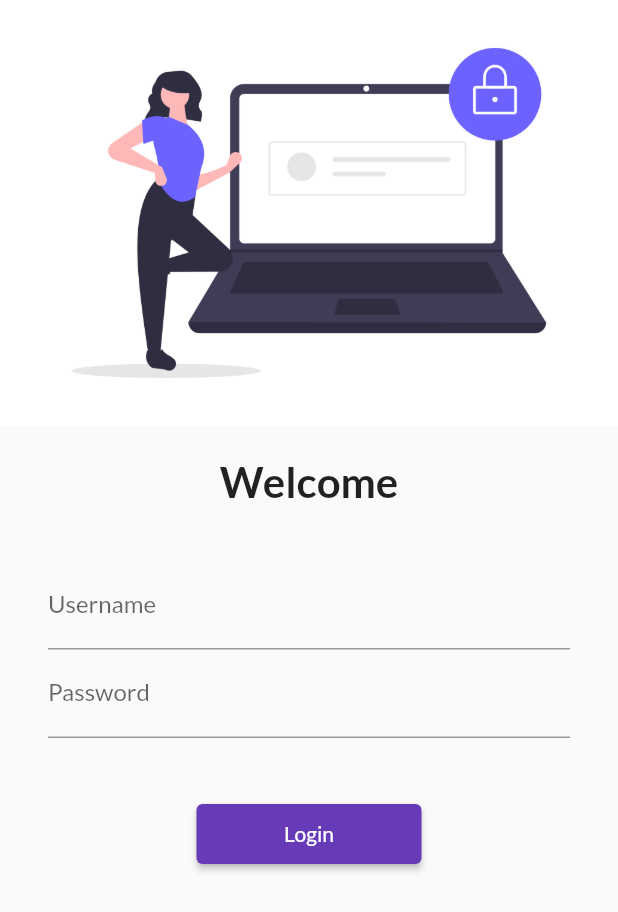
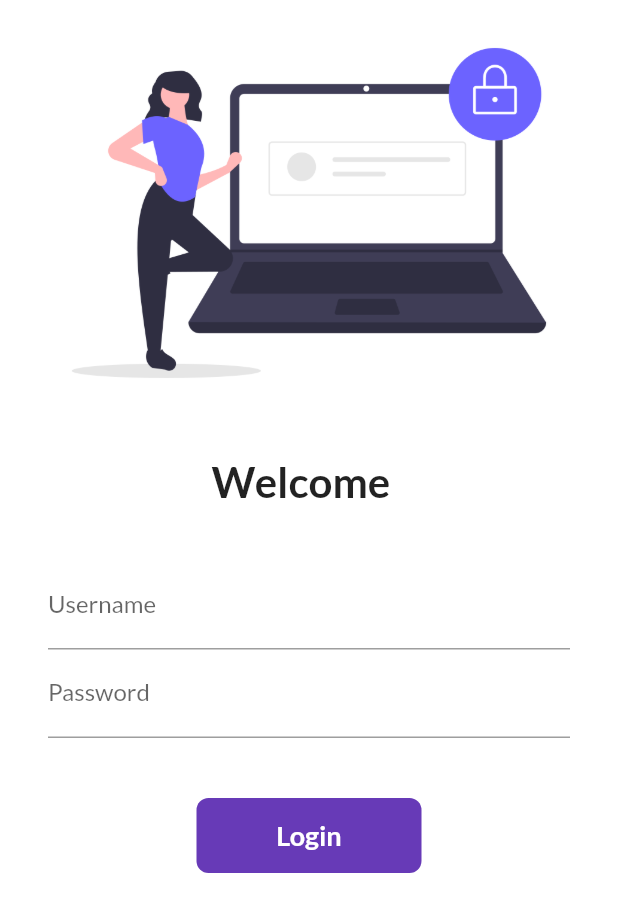
Before and after one commit to mahiGuptaNCE/learning-30-days-of-flutter, a Flutter app: the screen it shows after launch, on a phone screen of 412 x 824 dp. Shown: the top 912 px of the screen. Run offline on Flutter 3.47's test engine with Material 2 defaults, Android fonts, the phone set to English and light mode, and no system bars; our stand-ins replace google_fonts.

Commit message:
day6 six commit

```diff
--- a/lib/pages/login_page.dart
+++ b/lib/pages/login_page.dart
@@ -3,12 +3,22 @@
 import 'package:flutter/material.dart';
 import 'package:flutter_catalog/utils/routes.dart';
 
-class LoginPage extends StatelessWidget {
+// ignore: must_be_immutable
+class LoginPage extends StatefulWidget {
   // const LoginPage({ Key? key }) : super(key: key);
 
   @override
+  _LoginPageState createState() => _LoginPageState();
+}
+
+class _LoginPageState extends State<LoginPage> {
+
+  String name="";
+  bool changeButton =false;
+  @override
   Widget build(BuildContext context) {
     return Material(
+       color: Colors.white,
       child: SingleChildScrollView(
         child: Column(
         children: [
@@ -20,7 +30,7 @@ class LoginPage extends StatelessWidget {
             height: 20.0,
           ),
          Text(
-           "Welcome",
+           "Welcome "+" $name",
          style: TextStyle(
            fontSize: 28,
            fontWeight: FontWeight.bold,
@@ -38,6 +48,12 @@ class LoginPage extends StatelessWidget {
                 hintText: "Enter Username",
                 labelText: "Username",
               ),
+              onChanged: (value){
+                name= value;
+                setState(() {
+
+                });
+              },
             ),
              TextFormField(
                 obscureText: true,
@@ -49,15 +65,47 @@ class LoginPage extends StatelessWidget {
              SizedBox(
             height: 40.0,
           ),
-          ElevatedButton(
-            child:Text("Login"),
-            style: TextButton.styleFrom(minimumSize: Size(150, 40)),
-            onPressed: (){
-            // Navigator.pushNamed(context, MyRoutes.homeRoutes);
+          InkWell(
+            onTap: ()async{
+              setState(() {
+                changeButton =true;
+              });
+               await Future.delayed(Duration(seconds: 1));
+                        Navigator.pushNamed(context, MyRoutes.homeRoutes);
+                      },
+            child: AnimatedContainer(
+              duration: Duration(seconds: 1),
+              width: changeButton ?50 :150,
+              height: 50,
+              alignment: Alignment.center,
+              child: changeButton
+                            ? Icon(
+                                Icons.done,
+                                color: Colors.white,
+                              )
+              :Text(
+                "Login",
+                style: TextStyle(
+                  color: Colors.white,
+                  fontWeight: FontWeight.bold,
+                  fontSize: 18,
+                ),
 
-            Navigator.pushNamed(context, MyRoutes.homeRoutes);
-            },
-            )
+              ),
+              decoration: BoxDecoration(
+                          color: Colors.deepPurple,
+                          borderRadius:
+                              BorderRadius.circular(changeButton ? 50 : 8),
+                        ),
+            ),
+          ),
+          // ElevatedButton(
+          //   child:Text("Login"),
+          //   style: TextButton.styleFrom(minimumSize: Size(150, 40)),
+          //   onPressed: (){
+          //   // Navigator.pushNamed(context, MyRoutes.homeRoutes);
+          //   },
+          //   )
 
            ],
            ),
```
